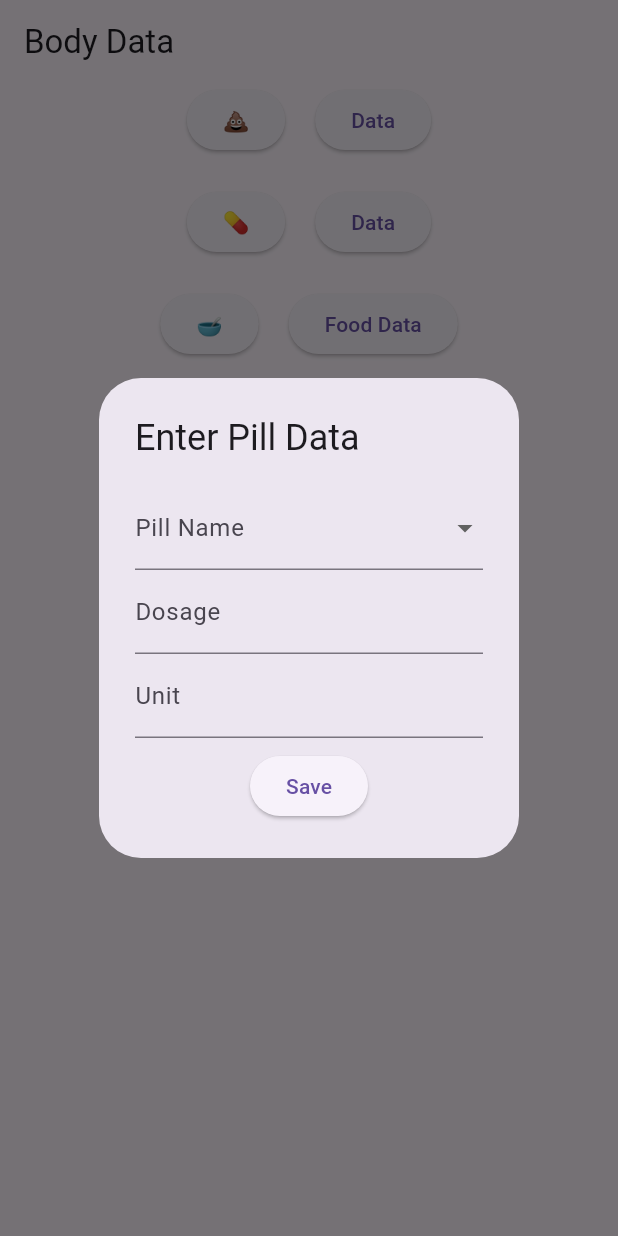
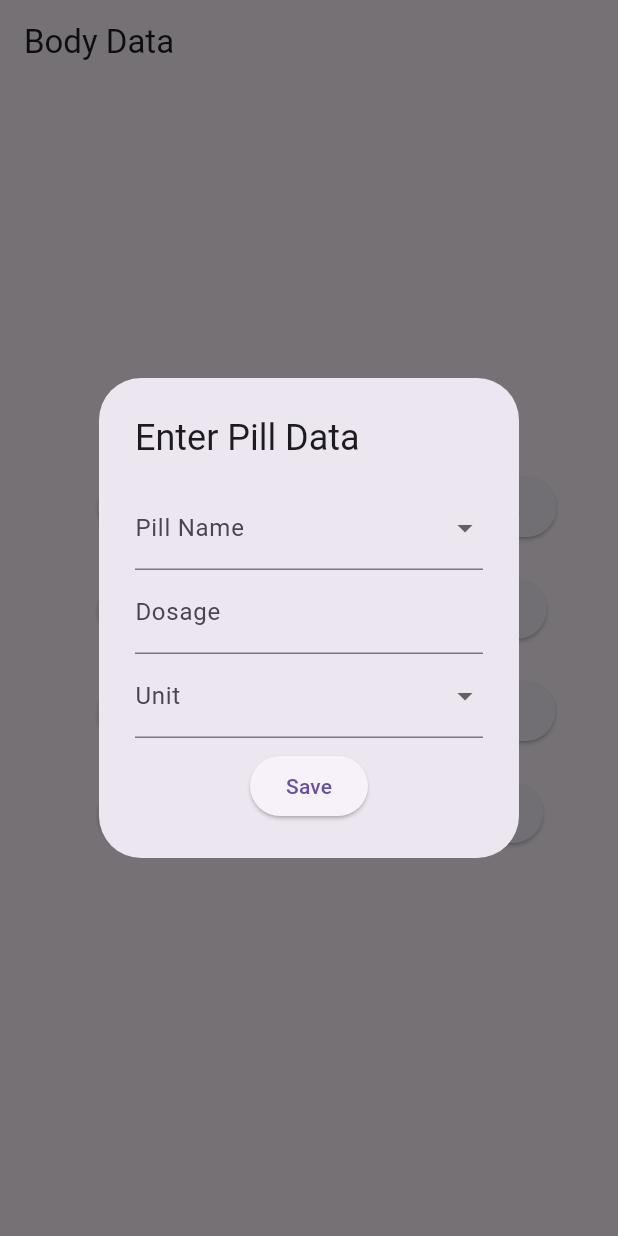
Before and after one commit to jjacobson260/BodyDataApp, a Flutter app: the screen it shows after launch, after a tap on an icon or button, on a phone screen of 412 x 824 dp. Run offline on Flutter 3.47's test engine with Material 3 defaults, Android fonts, the phone set to English and light mode, and no system bars; our stand-ins replace csv, image_picker, permission_handler, sqflite, sqflite_common_ffi; accounts and stored records are empty.

Commit message:
fixed formatting and stuff

```diff
--- a/body_data_app/lib/database_helper.dart
+++ b/body_data_app/lib/database_helper.dart
@@ -1,5 +1,6 @@
 import 'package:sqflite/sqflite.dart';
 import 'package:path/path.dart';
+import 'package:path_provider/path_provider.dart';
 
 class DatabaseHelper {
   static final DatabaseHelper _instance = DatabaseHelper._internal();
@@ -15,13 +16,15 @@ class DatabaseHelper {
   }
 
   Future<Database> _initDatabase() async {
-    String path = join(await getDatabasesPath(), 'body_data.db');
+    var documentsDirectory = await getApplicationDocumentsDirectory();
+    String path = join(documentsDirectory.path, 'body_data.db');
+
     return await openDatabase(
       path,
       version: 1,
       onCreate: (db, version) async {
         await db.execute('''
-          CREATE TABLE poop_data (
+          CREATE TABLE IF NOT EXISTS poop_data (
             id INTEGER PRIMARY KEY AUTOINCREMENT,
             timestamp TEXT,
             bristol_rating INTEGER,
@@ -30,7 +33,7 @@ class DatabaseHelper {
           )
         ''');
         await db.execute('''
-          CREATE TABLE pill_data (
+          CREATE TABLE IF NOT EXISTS pill_data (
             id INTEGER PRIMARY KEY AUTOINCREMENT,
             timestamp TEXT,
             pill_name TEXT,
@@ -39,7 +42,7 @@ class DatabaseHelper {
           )
         ''');
         await db.execute('''
-          CREATE TABLE food_data (
+          CREATE TABLE IF NOT EXISTS food_data (
             id INTEGER PRIMARY KEY AUTOINCREMENT,
             timestamp TEXT,
             description TEXT,
@@ -47,7 +50,7 @@ class DatabaseHelper {
           )
         ''');
         await db.execute('''
-          CREATE TABLE journal_data (
+          CREATE TABLE IF NOT EXISTS journal_data (
             id INTEGER PRIMARY KEY AUTOINCREMENT,
             timestamp TEXT,
             entry TEXT
@@ -65,6 +68,34 @@ class DatabaseHelper {
   Future<int> insertPillData(Map<String, dynamic> data) async {
     final db = await database;
     return await db.insert('pill_data', data);
+  }
+
+  Future<Map<String, String?>> getPillDetails(String pillName) async {
+    final db = await database;
+    List<Map<String, dynamic>> result = await db.query(
+      'pill_data',
+      columns: ['dosage', 'unit'],
+      where: 'pill_name = ?',
+      whereArgs: [pillName],
+      orderBy: 'timestamp DESC',
+      limit: 1,
+    );
+
+    if (result.isNotEmpty) {
+      return {
+        'dosage': result.first['dosage'] as String?,
+        'unit': result.first['unit'] as String?,
+      };
+    }
+
+    return {'dosage': null, 'unit': null};
+  }
+
+  Future<List<String>> getPillUnits() async {
+    final db = await database;
+    var result = await db.rawQuery('SELECT DISTINCT unit FROM pill_data');
+    List<String> pillUnits = result.map((e) => e['unit'] as String).toList();
+    return pillUnits;
   }
 
   Future<List<Map<String, dynamic>>> getPoopData() async {
--- a/body_data_app/lib/home_page.dart
+++ b/body_data_app/lib/home_page.dart
@@ -84,69 +84,64 @@ class HomePage extends StatelessWidget {
         title: Text('Body Data'),
       ),
       body: Center(
+        child: Row(
+          mainAxisAlignment: MainAxisAlignment.center,
+          children: [
+            Expanded(
               child: Column(
+                mainAxisAlignment: MainAxisAlignment.center,
                 children: [
-            Row(
-              mainAxisAlignment: MainAxisAlignment.center,
-              children: <Widget>[
                   ElevatedButton(
                     onPressed: () => _openPoopDialog(context),
                     child: Text('💩'),
                   ),
-                SizedBox(width: 20), // Add spacing between buttons
-                ElevatedButton(
-                  onPressed: () => _navigateToPoopDataPage(context), // Wrap in lambda function
-                  child: Text('Data'),
-                ),
-              ],
-            ),
                   SizedBox(height: 20),
-            Row(
-              mainAxisAlignment: MainAxisAlignment.center,
-              children: <Widget>[
                   ElevatedButton(
                     onPressed: () => _openPillDialog(context),
                     child: Text('💊'),
                   ),
-                SizedBox(width: 20), // Add spacing between buttons
-                ElevatedButton(
-                  onPressed: () => _navigateToPillDataPage(context), // Wrap in lambda function
-                  child: Text('Data'),
-                ),
-              ],
-            ),
                   SizedBox(height: 20),
-            Row(
-              mainAxisAlignment: MainAxisAlignment.center,
-              children: [
                   ElevatedButton(
                     onPressed: () => _openFoodDialog(context),
                     child: Text('🥣'),
                   ),
+                  SizedBox(height: 20),
+                  ElevatedButton(
+                    onPressed: () => _openJournalDialog(context),
+                    child: Text('📝'),
+                  ),
+                ],
+              ),
+            ),
             SizedBox(width: 20),
+            Expanded(
+              child: Column(
+                mainAxisAlignment: MainAxisAlignment.center,
+                children: [
+                  ElevatedButton(
+                    onPressed: () => _navigateToPoopDataPage(context), // Wrap in lambda function
+                    child: Text('Poop Data'),
+                  ),
+                  SizedBox(height: 20),
+                  ElevatedButton(
+                    onPressed: () => _navigateToPillDataPage(context), // Wrap in lambda function
+                    child: Text('Pill Data'),
+                  ),
+                  SizedBox(height: 20),
                   ElevatedButton(
                     onPressed: () => _navigateToFoodDataPage(context),
                     child: Text('Food Data'),
                   ),
-              ],
-            ),
                   SizedBox(height: 20),
-            Row(
-              mainAxisAlignment: MainAxisAlignment.center,
-              children: [
-                ElevatedButton(
-                  onPressed: () => _openJournalDialog(context),
-                  child: Text('📝'),
-                ),
-                SizedBox(width: 20),
                   ElevatedButton(
                     onPressed: () => _navigateToJournalDataPage(context),
-                  child: Text('Journal Data'),
+                    child: Text('Journal'),
                   ),
                 ],
               ),
+            ),
           ],
-        )
+        ),
       ),
     );
   }
--- a/body_data_app/lib/journal_data_page.dart
+++ b/body_data_app/lib/journal_data_page.dart
@@ -26,7 +26,7 @@ class _JournalDataPageState extends State<JournalDataPage> {
   Widget build(BuildContext context) {
     return Scaffold(
       appBar: AppBar(
-        title: Text('Journal Data'),
+        title: Text('Journal'),
       ),
       body: ListView.builder(
         itemCount: _journalData.length,
--- a/body_data_app/lib/main.dart
+++ b/body_data_app/lib/main.dart
@@ -1,30 +1,73 @@
+import 'package:flutter/foundation.dart';
 import 'package:flutter/material.dart';
+import 'package:permission_handler/permission_handler.dart';
+import 'package:sqflite/sqflite.dart';
 import 'package:sqflite_common_ffi/sqflite_ffi.dart';
 import 'home_page.dart';
 import 'poop_data_page.dart';
+import 'pill_data_page.dart';
+import 'food_data_page.dart';
+import 'journal_data_page.dart';
+import 'dart:io';
 
 void main() async {
   WidgetsFlutterBinding.ensureInitialized();
 
-  // Initialize sqflite_common_ffi
-  sqfliteFfiInit();
-  databaseFactory = databaseFactoryFfi;
+  // Request necessary permissions
+  await requestPermissions();
+
+  // Initialize the appropriate database factory
+  if (!kIsWeb && (Platform.isWindows || Platform.isLinux || Platform.isMacOS)) {
+    // Initialize sqflite_common_ffi for desktop
+    sqfliteFfiInit();
+    databaseFactory = databaseFactoryFfi;
+  } else {
+    // Initialize sqflite for mobile
+    databaseFactory = databaseFactory; // This is just to emphasize we're using the default factory for mobile
+  }
 
   // Run your Flutter app
   runApp(MyApp());
+}
+
+Future<void> requestPermissions() async {
+  if (kIsWeb || (Platform.isWindows || Platform.isLinux || Platform.isMacOS)) {
+    return; // No permissions needed on desktop/web
+  }
+
+  Map<Permission, PermissionStatus> statuses = await [
+    Permission.storage,
+    Permission.camera,
+    Permission.photos,
+  ].request();
+
+  if (statuses[Permission.storage]?.isDenied ?? false) {
+    // Handle storage permission denied
+  }
+
+  if (statuses[Permission.camera]?.isDenied ?? false) {
+    // Handle camera permission denied
+  }
+
+  if (statuses[Permission.photos]?.isDenied ?? false) {
+    // Handle gallery/photos permission denied
+  }
 }
 
 class MyApp extends StatelessWidget {
   @override
   Widget build(BuildContext context) {
     return MaterialApp(
-      title: 'Poop Tracker',
+      title: 'Body Data',
       theme: ThemeData(
         primarySwatch: Colors.blue,
       ),
       home: HomePage(),
       routes: {
         '/poopData': (context) => PoopDataPage(),
+        '/pillData': (context) => PillDataPage(),
+        '/journalData': (context) => JournalDataPage(),
+        '/foodData': (context) => FoodDataPage(),
       },
     );
   }
--- a/body_data_app/lib/pill_entry_dialog.dart
+++ b/body_data_app/lib/pill_entry_dialog.dart
@@ -12,13 +12,16 @@ class _PillEntryDialogState extends State<PillEntryDialog> {
   String _selectedPillName = '';
   String _newPillName = '';
   String _dosage = '';
-  String _unit = '';
+  String _selectedUnit = '';
+  String _newUnit = '';
   List<String> _pillNames = [];
+  List<String> _pillUnits = ['mg', 'count'];
 
   @override
   void initState() {
     super.initState();
     _fetchPillNames();
+    _fetchPillUnits();
   }
 
   Future<void> _fetchPillNames() async {
@@ -28,18 +31,35 @@ class _PillEntryDialogState extends State<PillEntryDialog> {
     });
   }
 
-  Future<void> _saveData() async {
+  Future<void> _fetchPillUnits() async {
+    List<String> units = await DatabaseHelper().getPillUnits();
+    setState(() {
+      _pillUnits.addAll(units);
+      _pillUnits = _pillUnits.toSet().toList(); // Remove duplicates
+    });
+  }
+
+  Future<void> _fetchPillDetails(String pillName) async {
+    Map<String, String?> details = await DatabaseHelper().getPillDetails(pillName);
+    setState(() {
+      _dosage = details['dosage'] ?? '';
+      _selectedUnit = details['unit'] ?? '';
+    });
+  }
+
+  Future<void> _savePillData() async {
     if (_formKey.currentState!.validate()) {
       _formKey.currentState!.save();
 
       String pillName = _selectedPillName == 'New Pill' ? _newPillName : _selectedPillName;
+      String unit = _selectedUnit == 'New Unit' ? _newUnit : _selectedUnit;
       String timestamp = DateFormat('yyyy-MM-dd HH:mm:ss').format(DateTime.now());
 
       Map<String, dynamic> pillData = {
         'timestamp': timestamp,
         'pill_name': pillName,
         'dosage': _dosage,
-        'unit': _unit,
+        'unit': unit,
       };
 
       await DatabaseHelper().insertPillData(pillData);
@@ -58,6 +78,7 @@ class _PillEntryDialogState extends State<PillEntryDialog> {
       title: Text('Enter Pill Data'),
       content: Form(
         key: _formKey,
+        child: SingleChildScrollView(
           child: Column(
             mainAxisSize: MainAxisSize.min,
             children: <Widget>[
@@ -79,6 +100,12 @@ class _PillEntryDialogState extends State<PillEntryDialog> {
                 onChanged: (value) {
                   setState(() {
                     _selectedPillName = value!;
+                    if (_selectedPillName != 'New Pill') {
+                      _fetchPillDetails(_selectedPillName);
+                    } else {
+                      _dosage = '';
+                      _selectedUnit = '';
+                    }
                   });
                 },
                 validator: (value) {
@@ -103,36 +130,69 @@ class _PillEntryDialogState extends State<PillEntryDialog> {
                 ),
               TextFormField(
                 decoration: InputDecoration(labelText: 'Dosage'),
+                initialValue: _dosage,
                 validator: (value) {
                   if (value == null || value.isEmpty) {
                     return 'Please enter the dosage';
                   }
                   return null;
                 },
+                onChanged: (value) {
+                  _dosage = value;
+                },
                 onSaved: (value) {
                   _dosage = value!;
                 },
               ),
+              DropdownButtonFormField<String>(
+                value: _selectedUnit.isNotEmpty ? _selectedUnit : null,
+                decoration: InputDecoration(labelText: 'Unit'),
+                items: _pillUnits.map((unit) {
+                  return DropdownMenuItem<String>(
+                    value: unit,
+                    child: Text(unit),
+                  );
+                }).toList()
+                ..add(
+                  DropdownMenuItem<String>(
+                    value: 'New Unit',
+                    child: Text('Add New Unit'),
+                  ),
+                ),
+                onChanged: (value) {
+                  setState(() {
+                    _selectedUnit = value!;
+                  });
+                },
+                validator: (value) {
+                  if ((value == null || value.isEmpty) && _newUnit.isEmpty) {
+                    return 'Please select or enter a unit';
+                  }
+                  return null;
+                },
+              ),
+              if (_selectedUnit == 'New Unit')
                 TextFormField(
-              decoration: InputDecoration(labelText: 'Unit'),
+                  decoration: InputDecoration(labelText: 'New Unit'),
                   validator: (value) {
                     if (value == null || value.isEmpty) {
-                  return 'Please enter the unit';
+                      return 'Please enter a new unit';
                     }
                     return null;
                   },
                   onSaved: (value) {
-                _unit = value!;
+                    _newUnit = value!;
                   },
                 ),
               SizedBox(height: 8),
               ElevatedButton(
-              onPressed: _saveData,
+                onPressed: _savePillData,
                 child: Text('Save'),
               ),
             ],
           ),
         ),
+      ),
     );
   }
 }
--- a/body_data_app/lib/poop_entry_dialog.dart
+++ b/body_data_app/lib/poop_entry_dialog.dart
@@ -123,9 +123,6 @@ class _PoopEntryDialogState extends State<PoopEntryDialog> {
                 child: Text('Save'),
               ),
             )
-
-
-
           ],
         ),
       )
--- a/body_data_app/pubspec.yaml
+++ b/body_data_app/pubspec.yaml
@@ -35,6 +35,7 @@ dependencies:
   intl: ^0.17.0
   sqflite: ^2.3.3+1
   path_provider: ^2.0.11
+  permission_handler: ^11.3.1
   sqflite_common_ffi: ^2.3.3
 
 
```
Also changed, not shown: body_data_app/pubspec.lock, 3 other files. Lines whose indentation alone changed are shown as unchanged.
